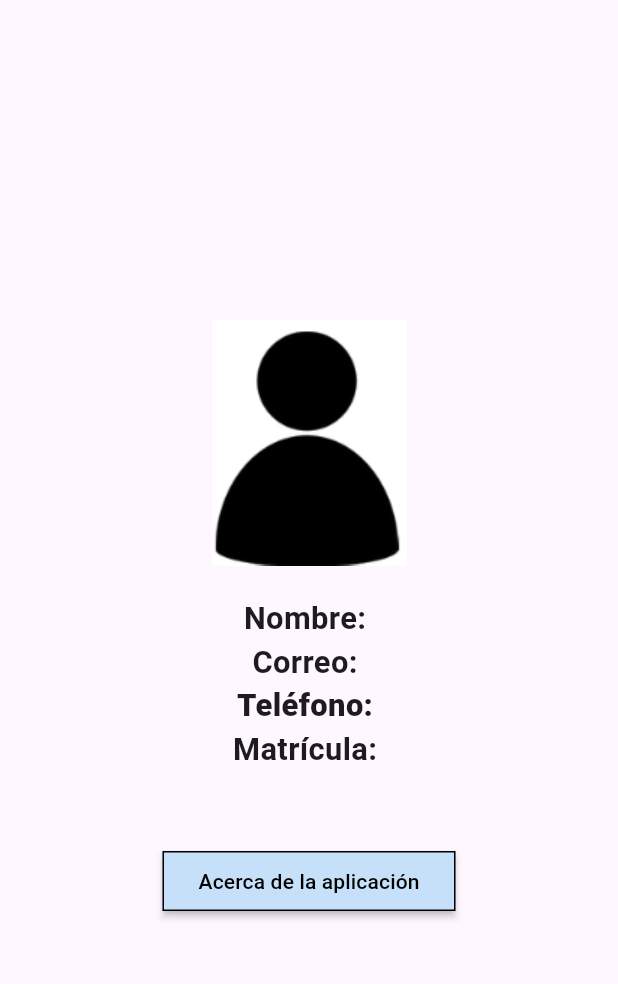
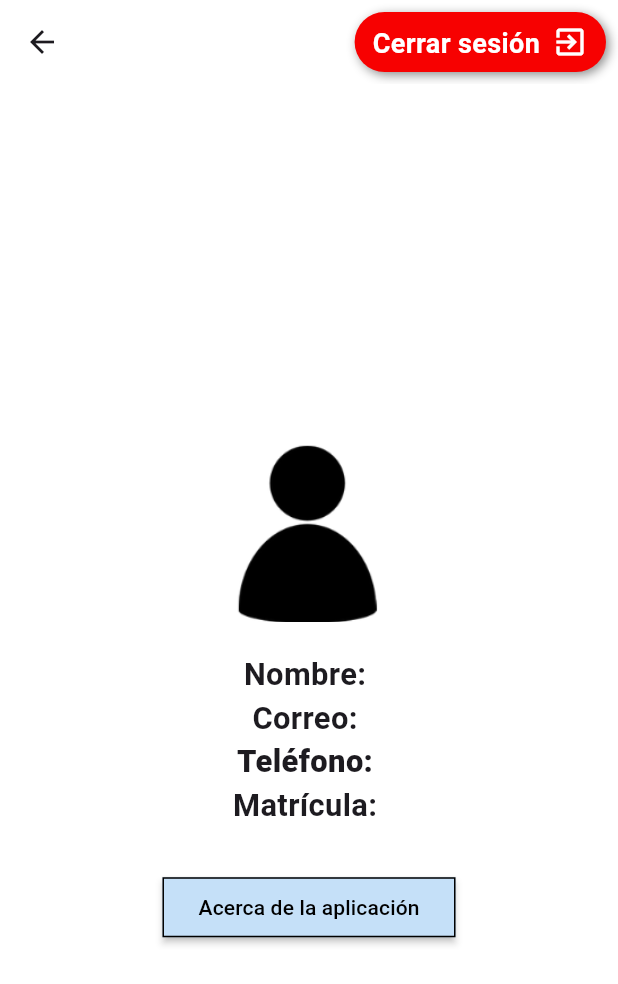
Before and after one commit to Hugo-Jesus-G/Aplicacion-de-Citas-Psicologo, a Flutter app: the Perfil screen opened directly, on a phone screen of 412 x 824 dp. Shown: the top 984 px of the screen. Run offline on Flutter 3.47's test engine with Material 3 defaults, Android fonts, the phone set to English and light mode, and no system bars; our stand-ins replace cloud_firestore, firebase_auth, firebase_core, table_calendar; accounts and stored records are empty.

Commit message:
se agrego el botn de cerrar sesion

```diff
--- a/lib/PagesCitas/perfil.dart
+++ b/lib/PagesCitas/perfil.dart
@@ -1,7 +1,9 @@
 import 'package:flutter/material.dart';
+import 'package:firebase_auth/firebase_auth.dart';
 import 'package:proyecto/Modelos/alumno.dart';
 import 'package:proyecto/creditos.dart';
 import 'package:proyecto/firebase/consultas.dart';
+import 'package:proyecto/login.dart';
 
 class Perfil extends StatefulWidget {
   @override
@@ -24,51 +26,112 @@ class _PerfilState extends State<Perfil> {
     });
   }
 
+  Future<void> _logout() async {
+    await FirebaseAuth.instance.signOut();
+    Navigator.push(
+      context,
+      MaterialPageRoute(
+        builder: (context) => LoginScreen(),
+      ),
+    );
+  }
+
   @override
   Widget build(BuildContext context) {
-    return Container(
-      child: Center(
+    return Scaffold(
+      backgroundColor: Colors.white,
+      appBar: AppBar(
+        backgroundColor: Color.fromARGB(255, 255, 255, 255),
+        actions: [
+          Padding(
+            padding: const EdgeInsets.all(8.0),
+            child: GestureDetector(
+              onTap: _logout,
+              child: Container(
+                padding: EdgeInsets.symmetric(vertical: 8, horizontal: 12),
+                decoration: BoxDecoration(
+                  color: const Color.fromARGB(255, 247, 1, 1),
+                  borderRadius: BorderRadius.circular(20),
+                  boxShadow: [
+                    BoxShadow(
+                      color: Colors.black45,
+                      blurRadius: 5,
+                      offset: Offset(2, 2),
+                    ),
+                  ],
+                ),
+                child: Row(
+                  mainAxisSize: MainAxisSize.min,
+                  children: [
+                    Text(
+                      'Cerrar sesión',
+                      style: TextStyle(
+                        fontSize: 18,
+                        fontWeight: FontWeight.bold,
+                        color: Colors.white,
+                      ),
+                    ),
+                    SizedBox(width: 8),
+                    Icon(
+                      Icons.exit_to_app,
+                      color: Colors.white,
+                    ),
+                  ],
+                ),
+              ),
+            ),
+          ),
+        ],
+      ),
+      body: Center(
         child: alumno != null
             ? LayoutBuilder(
                 builder: (context, constraints) {
                   return SingleChildScrollView(
-                    child: Padding(
-                      padding: EdgeInsets.symmetric(
-                          horizontal: constraints.maxWidth * 0.05),
+                    padding: EdgeInsets.symmetric(horizontal: 16),
                     child: Column(
-                        mainAxisAlignment: MainAxisAlignment.center,
+                      crossAxisAlignment: CrossAxisAlignment.center,
                       children: <Widget>[
-                          Image.asset(
+                        SizedBox(height: 40),
+                        Center(
+                          child: Image.asset(
                             "assets/images/person.png",
-                            width: constraints.maxWidth * 0.4,
-                            height: constraints.maxWidth * 0.4,
+                            width: constraints.maxWidth *
+                                0.3, // Ajustar tamaño según pantalla
+                            height: constraints.maxWidth *
+                                0.3, // Ajustar tamaño según pantalla
+                          ),
                         ),
                         SizedBox(height: 20),
                         Text(
                           'Nombre: ${alumno!.nombre}',
                           style: TextStyle(
                             fontSize: constraints.maxWidth * 0.05,
-                                fontWeight: FontWeight.bold),
+                            fontWeight: FontWeight.bold,
+                          ),
                         ),
                         Text(
                           'Correo: ${alumno!.correo}',
                           style: TextStyle(
                             fontSize: constraints.maxWidth * 0.05,
-                                fontWeight: FontWeight.bold),
+                            fontWeight: FontWeight.bold,
+                          ),
                         ),
                         Text(
                           'Teléfono: ${alumno!.telefono}',
                           style: TextStyle(
                             fontSize: constraints.maxWidth * 0.05,
-                                fontWeight: FontWeight.w900),
+                            fontWeight: FontWeight.w900,
+                          ),
                         ),
                         Text(
                           'Matrícula: ${alumno!.matricula}',
                           style: TextStyle(
                             fontSize: constraints.maxWidth * 0.05,
-                                fontWeight: FontWeight.bold),
+                            fontWeight: FontWeight.bold,
                           ),
-                          SizedBox(height: 50),
+                        ),
+                        SizedBox(height: 30),
                         ElevatedButton(
                           style: ElevatedButton.styleFrom(
                             backgroundColor: Color(0xFFC5E0F8),
@@ -82,7 +145,8 @@ class _PerfilState extends State<Perfil> {
                             Navigator.push(
                               context,
                               MaterialPageRoute(
-                                    builder: (context) => Creditos()),
+                                builder: (context) => Creditos(),
+                              ),
                             );
                           },
                           child: Text(
@@ -92,7 +156,6 @@ class _PerfilState extends State<Perfil> {
                         ),
                       ],
                     ),
-                    ),
                   );
                 },
               )
```
Lines whose indentation alone changed are shown as unchanged.
